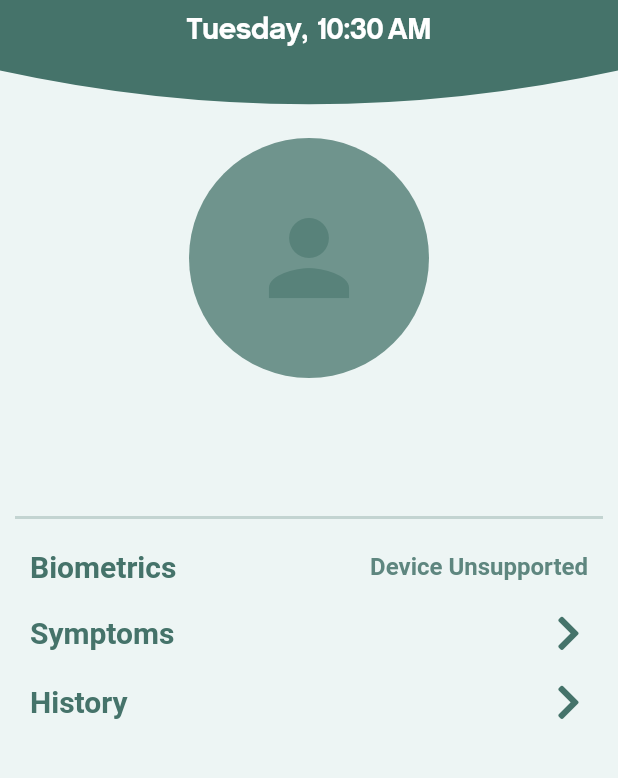
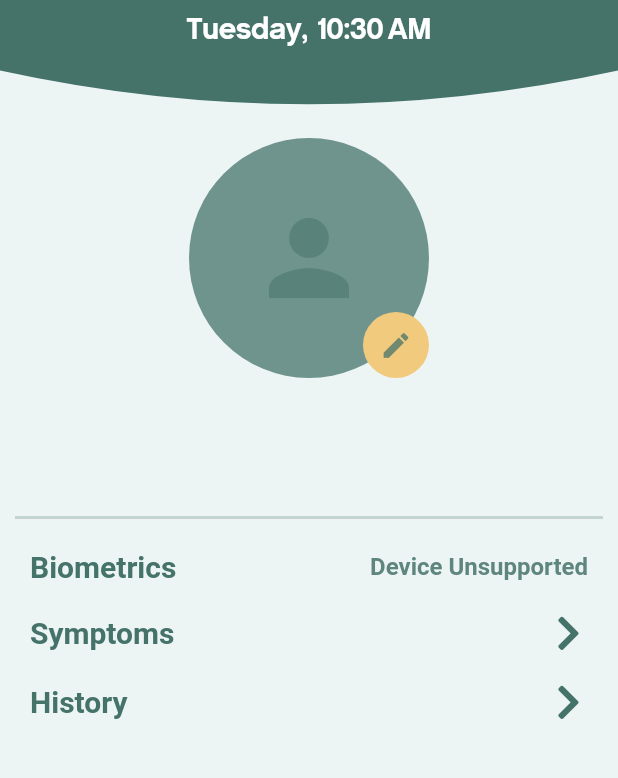
Before and after one commit to ihassanjavaid/Eye-Diagnostic-System, a Flutter app: the ProfileScreen screen opened by its route, on a phone screen of 412 x 824 dp, the part 102-880 px from its top. Run offline on Flutter 3.47's test engine with Material 2 defaults, Android fonts, the phone set to English and light mode, and no system bars; our stand-ins replace animated_text_kit, auto_size_text, avatar_glow, bubble, cached_network_image, camera and 32 more; missing offline and left inert: flare_splash_screen, flutter_dialogflow, flutter_share; accounts and stored records are empty; network calls fail; project files that could hold a hidden picture were left out.

Commit message:
profile_picture

```diff
--- a/lib/screens/profile_screen.dart
+++ b/lib/screens/profile_screen.dart
@@ -1,11 +1,15 @@
+import 'dart:io';
+
 import 'package:eye_diagnostic_system/components/header_clipper_component.dart';
 import 'package:eye_diagnostic_system/services/auth_service.dart';
 import 'package:eye_diagnostic_system/services/biometric_service.dart';
 import 'package:eye_diagnostic_system/utilities/constants.dart';
 import 'package:eye_diagnostic_system/widgets/alert_widget.dart';
+import 'package:eye_diagnostic_system/services/firebase_storage_service.dart';
 import 'package:flutter/material.dart';
 import 'package:flutter_switch/flutter_switch.dart';
 import 'package:font_awesome_flutter/font_awesome_flutter.dart';
+import 'package:image_picker/image_picker.dart';
 import 'package:intl/intl.dart';
 import 'package:shared_preferences/shared_preferences.dart';
 import 'package:eye_diagnostic_system/screens/history_screen.dart';
@@ -22,6 +26,8 @@ class _ProfileScreenState extends State<ProfileScreen> {
   bool _biometricsEnabled;
   BiometricService _biometricService = BiometricService();
   bool _isDeviceSupported = true;
+  File profileImage = null;
+  FirebaseStorageService _firebaseStorageService = FirebaseStorageService();
 
   @override
   void initState() {
@@ -85,7 +91,14 @@ class _ProfileScreenState extends State<ProfileScreen> {
               child: Container(
                 child: Column(
                   children: [
-                    CircleAvatar(
+                    Stack(
+                      children: [
+                        FutureBuilder(
+                          future: _firebaseStorageService.getDownloadURL(),
+                          builder: (BuildContext context,
+                              AsyncSnapshot<dynamic> snapshot) {
+                            if (!snapshot.hasData){
+                              return CircleAvatar(
                                 backgroundColor: kTealColor.withOpacity(0.75),
                                 radius: 80,
                                 child: Icon(
@@ -93,6 +106,45 @@ class _ProfileScreenState extends State<ProfileScreen> {
                                   color: kTealColor.withOpacity(0.55),
                                   size: 80,
                                 ),
+                              );
+                            }
+                            else {
+                              return CircleAvatar(
+                                backgroundColor: kTealColor.withOpacity(0.75),
+                                radius: 80,
+                                backgroundImage: NetworkImage(
+                                  snapshot.data.toString(),
+                                  //fit: BoxFit.contain,
+                                )
+                              );
+                            }
+                          },
+                        ),
+                        Positioned(
+                          bottom: 0,
+                          right: 0,
+                          child: GestureDetector(
+                            onTap: () async {
+                              profileImage = await ImagePicker.pickImage(
+                                  source: ImageSource.gallery);
+                              await _firebaseStorageService
+                                  .uploadProfilePicture(profileImage);
+                              // when done
+                              Navigator.pop(context);
+                              Navigator.pushNamed(context, ProfileScreen.id);
+                            },
+                            child: CircleAvatar(
+                              backgroundColor: kLightAmberColor,
+                              radius: 22,
+                              child: Icon(
+                                Icons.edit,
+                                color: kTealColor.withOpacity(0.75),
+                                size: 22,
+                              ),
+                            ),
+                          ),
+                        ),
+                      ],
                     ),
                     Align(
                       alignment: Alignment.centerLeft,
@@ -146,8 +198,8 @@ class _ProfileScreenState extends State<ProfileScreen> {
                             'Biometrics',
                             style: kReminderMainTextStyle,
                           ),
-                          _isDeviceSupported ?
-                          FlutterSwitch(
+                          _isDeviceSupported
+                              ? FlutterSwitch(
                                   //duration: Duration(milliseconds: 750),
                                   height: 30,
                                   width: 55,
@@ -160,56 +212,55 @@ class _ProfileScreenState extends State<ProfileScreen> {
 
                                     // Turn biometrics On
                                     if (val) {
-
                                       try {
-                                    val = await _biometricService.authenticateWithBiometrics();
-                                  }
-                                  catch (err) {
+                                        val = await _biometricService
+                                            .authenticateWithBiometrics();
+                                      } catch (err) {
                                         val = false;
                                         print(err.toString());
                                         AlertWidget()
                                             .generateBiometricErrorAlert(
-                                        context: context, title: err.toString()
-                                    ).show();
+                                                context: context,
+                                                title: err.toString())
+                                            .show();
                                         setState(() {
                                           _biometricsEnabled = val;
                                         });
                                       }
 
-                                  if (!val){
+                                      if (!val) {
                                         setState(() {
                                           _biometricsEnabled = val;
                                         });
                                         return;
                                       }
 
-                                  await _biometricService.turnOnBiometrics();
+                                      await _biometricService
+                                          .turnOnBiometrics();
                                     }
                                     // Turn biometrics Off
                                     else if (!val) {
-                                  await _biometricService.turnOffBiometrics();
+                                      await _biometricService
+                                          .turnOffBiometrics();
                                       setState(() {
                                         _biometricsEnabled = val;
                                       });
                                     }
 
-                                ScaffoldMessenger.of(context).showSnackBar(
-                                    SnackBar(
+                                    ScaffoldMessenger.of(context)
+                                        .showSnackBar(SnackBar(
                                       content: Text(
                                         getSnackBarText(val),
                                         style: kReminderMainTextStyle.copyWith(
-                                            color: kGreyButtonColor
+                                            color: kGreyButtonColor),
                                       ),
-                                      ),
-                                    )
-                                );
-                              }) :
-                              Text(
+                                    ));
+                                  })
+                              : Text(
                                   'Device Unsupported',
                                   style: kReminderMainTextStyle.copyWith(
                                       color: kTealColor.withOpacity(0.85),
-                                    fontSize: 16.0
-                                  ),
+                                      fontSize: 16.0),
                                 )
                         ],
                       ),
@@ -287,7 +338,7 @@ class _ProfileScreenState extends State<ProfileScreen> {
   }
 
   String getSnackBarText(bool value) {
-    if (value){
+    if (value) {
       return 'Biometric Authentication Enabled!';
     }
     return 'Biometric Authentication Disabled!';
--- a/pubspec.yaml
+++ b/pubspec.yaml
@@ -68,6 +68,7 @@ dependencies:
   local_auth: 0.6.3+4
   get_it: ^6.0.0
   flutter_share: ^2.0.0
+  firebase_storage: ^4.0.0
 
 dev_dependencies:
   flutter_test:
```
Also changed, not shown: lib/services/firebase_storage_service.dart (added, +30 -0 lines). Lines whose indentation alone changed are shown as unchanged.
